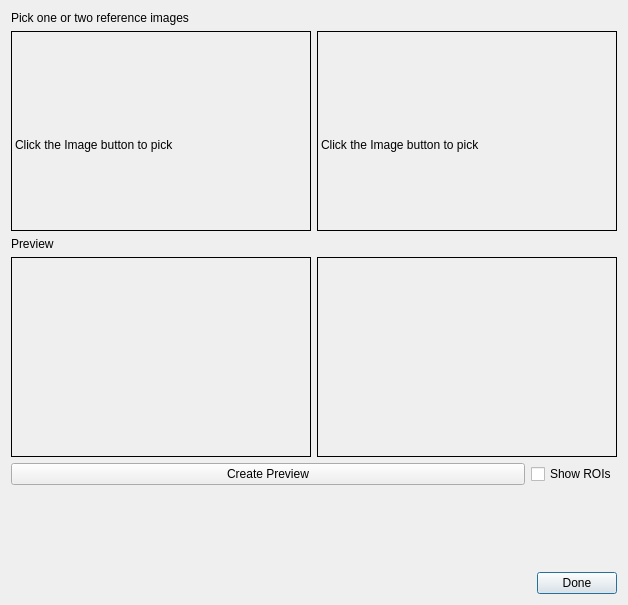
First picture: the form in Application/ui/AnalysisPreviewDialog.ui, repository rayngrowingsystems/RVS_Analytics, before the edit.
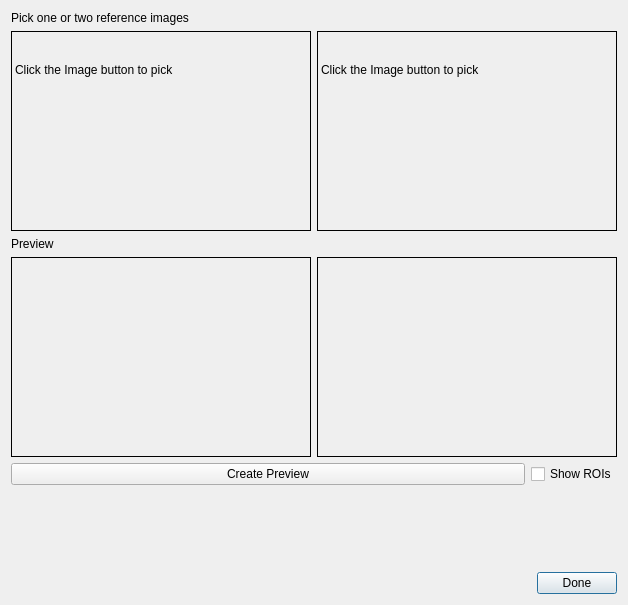
Second picture: the form after the edit. Custom widgets are drawn as their Qt base class.

Patch:
```diff
--- a/Application/ui/AnalysisPreviewDialog.ui
+++ b/Application/ui/AnalysisPreviewDialog.ui
@@ -47,6 +47,9 @@
 
 Click the Image button to pick</string>
          </property>
+         <property name="alignment">
+          <set>Qt::AlignLeading|Qt::AlignLeft|Qt::AlignTop</set>
+         </property>
         </widget>
        </item>
        <item>
@@ -65,6 +68,9 @@
 
 Click the Image button to pick</string>
          </property>
+         <property name="alignment">
+          <set>Qt::AlignLeading|Qt::AlignLeft|Qt::AlignTop</set>
+         </property>
         </widget>
        </item>
       </layout>
```
Left out of the diff: 6 changed lines with no effect on the pictures.
